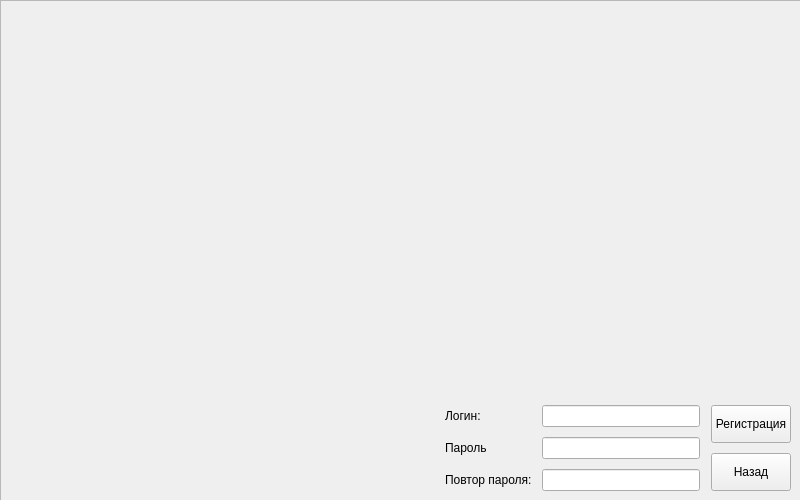
This is src/reg.ui in NikDiamond/NikLauncher as Qt 5 draws it before an edit. The edited form follows.
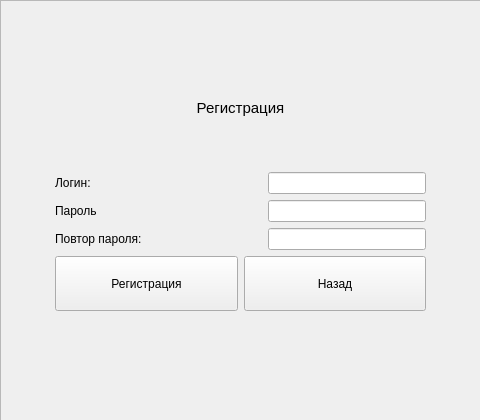
This is the edited form.

What changed in the file:
```diff
--- a/src/reg.ui
+++ b/src/reg.ui
@@ -6,8 +6,8 @@
    <rect>
     <x>0</x>
     <y>0</y>
-    <width>800</width>
-    <height>500</height>
+    <width>480</width>
+    <height>420</height>
    </rect>
   </property>
   <property name="windowTitle">
@@ -21,8 +21,8 @@
     <rect>
      <x>0</x>
      <y>0</y>
-     <width>801</width>
-     <height>501</height>
+     <width>481</width>
+     <height>421</height>
     </rect>
    </property>
    <property name="frameShape">
@@ -36,8 +36,8 @@
      <rect>
       <x>0</x>
       <y>0</y>
-      <width>801</width>
-      <height>501</height>
+      <width>481</width>
+      <height>421</height>
      </rect>
     </property>
     <layout class="QVBoxLayout" name="regLayout">
@@ -54,139 +54,128 @@
       <number>5</number>
      </property>
      <item>
-      <spacer name="verticalSpacer">
-       <property name="orientation">
-        <enum>Qt::Vertical</enum>
-       </property>
-       <property name="sizeHint" stdset="0">
-        <size>
-         <width>20</width>
-         <height>40</height>
-        </size>
-       </property>
-      </spacer>
-     </item>
-     <item>
-      <layout class="QHBoxLayout" name="horizontalLayout_4">
-       <item>
-        <spacer name="horizontalSpacer_2">
-         <property name="orientation">
-          <enum>Qt::Horizontal</enum>
-         </property>
-         <property name="sizeHint" stdset="0">
-          <size>
-           <width>40</width>
-           <height>20</height>
-          </size>
-         </property>
-        </spacer>
-       </item>
-       <item>
-        <widget class="QLabel" name="errLabel">
-         <property name="text">
-          <string/>
-         </property>
-        </widget>
-       </item>
-      </layout>
-     </item>
-     <item>
-      <layout class="QVBoxLayout" name="verticalLayout_3">
-       <property name="spacing">
-        <number>10</number>
-       </property>
+      <layout class="QVBoxLayout" name="verticalLayout">
        <property name="leftMargin">
-        <number>5</number>
+        <number>50</number>
        </property>
        <property name="topMargin">
         <number>5</number>
        </property>
        <property name="rightMargin">
-        <number>5</number>
+        <number>50</number>
        </property>
        <property name="bottomMargin">
         <number>5</number>
        </property>
        <item>
-        <layout class="QHBoxLayout" name="horizontalLayout">
-         <property name="spacing">
-          <number>10</number>
-         </property>
+        <layout class="QVBoxLayout" name="verticalLayout_3">
          <item>
-          <spacer name="horizontalSpacer">
+          <spacer name="verticalSpacer">
            <property name="orientation">
-            <enum>Qt::Horizontal</enum>
+            <enum>Qt::Vertical</enum>
+           </property>
+           <property name="sizeType">
+            <enum>QSizePolicy::Minimum</enum>
            </property>
            <property name="sizeHint" stdset="0">
             <size>
-             <width>40</width>
-             <height>20</height>
+             <width>20</width>
+             <height>40</height>
             </size>
            </property>
           </spacer>
          </item>
          <item>
-          <layout class="QVBoxLayout" name="verticalLayout">
+          <widget class="QLabel" name="label_4">
+           <property name="font">
+            <font>
+             <pointsize>11</pointsize>
+            </font>
+           </property>
+           <property name="text">
+            <string>Регистрация</string>
+           </property>
+           <property name="alignment">
+            <set>Qt::AlignCenter</set>
+           </property>
+          </widget>
+         </item>
+        </layout>
+       </item>
+       <item>
+        <layout class="QVBoxLayout" name="verticalLayout_2">
+         <item>
+          <layout class="QHBoxLayout" name="horizontalLayout_4">
            <item>
             <widget class="QLabel" name="label">
              <property name="text">
               <string>Логин:</string>
              </property>
+             <property name="alignment">
+              <set>Qt::AlignLeading|Qt::AlignLeft|Qt::AlignVCenter</set>
+             </property>
             </widget>
            </item>
+           <item>
+            <widget class="QLineEdit" name="loginField">
+             <property name="minimumSize">
+              <size>
+               <width>158</width>
+               <height>0</height>
+              </size>
+             </property>
+             <property name="maximumSize">
+              <size>
+               <width>158</width>
+               <height>16777215</height>
+              </size>
+             </property>
+            </widget>
+           </item>
+          </layout>
+         </item>
+         <item>
+          <layout class="QHBoxLayout" name="horizontalLayout_5">
            <item>
             <widget class="QLabel" name="label_2">
              <property name="text">
               <string>Пароль</string>
              </property>
+             <property name="alignment">
+              <set>Qt::AlignLeading|Qt::AlignLeft|Qt::AlignVCenter</set>
+             </property>
             </widget>
            </item>
+           <item>
+            <widget class="QLineEdit" name="passField">
+             <property name="minimumSize">
+              <size>
+               <width>158</width>
+               <height>0</height>
+              </size>
+             </property>
+             <property name="maximumSize">
+              <size>
+               <width>158</width>
+               <height>16777215</height>
+              </size>
+             </property>
+             <property name="echoMode">
+              <enum>QLineEdit::Password</enum>
+             </property>
+            </widget>
+           </item>
+          </layout>
+         </item>
+         <item>
+          <layout class="QHBoxLayout" name="horizontalLayout_6">
            <item>
             <widget class="QLabel" name="label_3">
              <property name="text">
               <string>Повтор пароля:</string>
              </property>
-            </widget>
-           </item>
-          </layout>
-         </item>
-         <item>
-          <layout class="QVBoxLayout" name="verticalLayout_2">
-           <property name="rightMargin">
-            <number>1</number>
-           </property>
-           <item>
-            <widget class="QLineEdit" name="loginField">
-             <property name="minimumSize">
-              <size>
-               <width>158</width>
-               <height>0</height>
-              </size>
-             </property>
-             <property name="maximumSize">
-              <size>
-               <width>158</width>
-               <height>16777215</height>
-              </size>
-             </property>
-            </widget>
-           </item>
-           <item>
-            <widget class="QLineEdit" name="passField">
-             <property name="minimumSize">
-              <size>
-               <width>158</width>
-               <height>0</height>
-              </size>
-             </property>
-             <property name="maximumSize">
-              <size>
-               <width>158</width>
-               <height>16777215</height>
-              </size>
-             </property>
-             <property name="echoMode">
-              <enum>QLineEdit::Password</enum>
+             <property name="alignment">
+              <set>Qt::AlignLeading|Qt::AlignLeft|Qt::AlignVCenter</set>
              </property>
             </widget>
            </item>
@@ -211,8 +200,12 @@
            </item>
           </layout>
          </item>
+        </layout>
+       </item>
+       <item>
+        <layout class="QVBoxLayout" name="verticalLayout_4">
          <item>
-          <layout class="QVBoxLayout" name="verticalLayout_4">
+          <layout class="QHBoxLayout" name="horizontalLayout_2">
            <item>
             <widget class="QPushButton" name="doReg">
              <property name="sizePolicy">
@@ -247,6 +240,32 @@
            </item>
           </layout>
          </item>
+         <item>
+          <widget class="QLabel" name="errLabel">
+           <property name="text">
+            <string/>
+           </property>
+           <property name="alignment">
+            <set>Qt::AlignCenter</set>
+           </property>
+          </widget>
+         </item>
+         <item>
+          <spacer name="verticalSpacer_2">
+           <property name="orientation">
+            <enum>Qt::Vertical</enum>
+           </property>
+           <property name="sizeType">
+            <enum>QSizePolicy::Minimum</enum>
+           </property>
+           <property name="sizeHint" stdset="0">
+            <size>
+             <width>20</width>
+             <height>40</height>
+            </size>
+           </property>
+          </spacer>
+         </item>
         </layout>
        </item>
       </layout>
```
